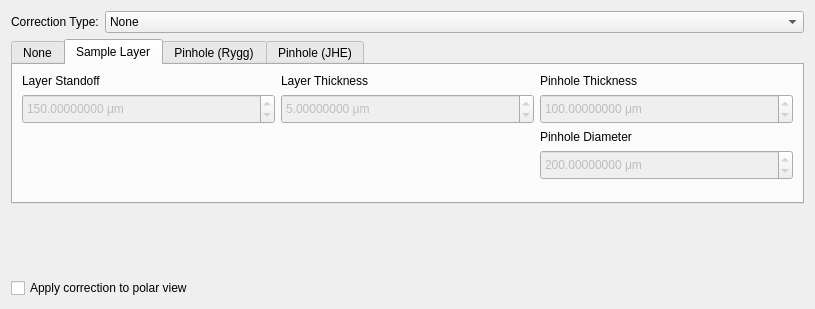
Above: hexrdgui/resources/ui/pinhole_correction_editor.ui from HEXRD/hexrdgui before the change. Below: the same form after it.
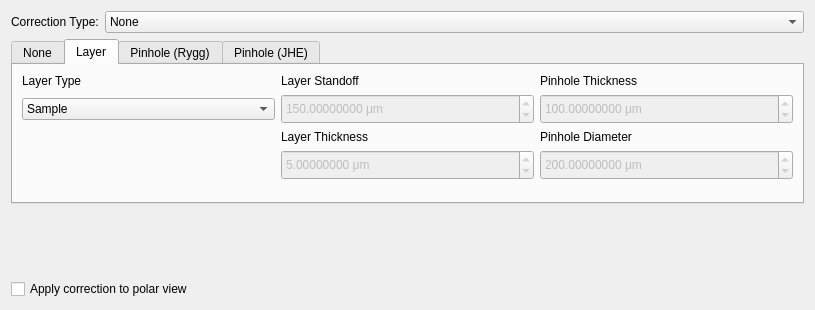
That is the form after the change. The open tabs and pages were chosen to show the change. Custom widgets are drawn as their Qt base class.

Commit message: Add new layers to physics package

```diff
--- a/hexrdgui/resources/ui/pinhole_correction_editor.ui
+++ b/hexrdgui/resources/ui/pinhole_correction_editor.ui
@@ -7,7 +7,7 @@
     <x>0</x>
     <y>0</y>
     <width>815</width>
-    <height>309</height>
+    <height>310</height>
    </rect>
   </property>
   <property name="sizePolicy">
@@ -42,27 +42,27 @@
       </sizepolicy>
      </property>
      <property name="currentIndex">
-      <number>0</number>
+      <number>1</number>
      </property>
      <widget class="QWidget" name="none_tab">
       <attribute name="title">
        <string>None</string>
       </attribute>
      </widget>
-     <widget class="QWidget" name="sample_layer_tab">
+     <widget class="QWidget" name="layer_tab">
       <attribute name="title">
-       <string>Sample Layer</string>
+       <string>Layer</string>
       </attribute>
       <layout class="QGridLayout" name="gridLayout_4">
-       <item row="2" column="2">
-        <widget class="QLabel" name="label">
+       <item row="0" column="2">
+        <widget class="QLabel" name="layer_pinhole_thickness_label">
          <property name="text">
-          <string>Pinhole Diameter</string>
+          <string>Pinhole Thickness</string>
          </property>
         </widget>
        </item>
-       <item row="1" column="0">
-        <widget class="ScientificDoubleSpinBox" name="sample_layer_standoff">
+       <item row="3" column="2">
+        <widget class="ScientificDoubleSpinBox" name="layer_pinhole_diameter">
          <property name="enabled">
           <bool>false</bool>
          </property>
@@ -81,22 +81,19 @@
          <property name="decimals">
           <number>8</number>
          </property>
-         <property name="minimum">
-          <double>0.100000000000000</double>
-         </property>
          <property name="maximum">
-          <double>10000000.000000000000000</double>
+          <double>100000000.000000000000000</double>
          </property>
          <property name="singleStep">
           <double>0.010000000000000</double>
          </property>
          <property name="value">
-          <double>150.000000000000000</double>
+          <double>200.000000000000000</double>
          </property>
         </widget>
        </item>
-       <item row="1" column="2">
-        <widget class="ScientificDoubleSpinBox" name="sample_pinhole_thickness">
+       <item row="3" column="1">
+        <widget class="ScientificDoubleSpinBox" name="layer_thickness">
          <property name="enabled">
           <bool>false</bool>
          </property>
@@ -116,41 +113,7 @@
           <number>8</number>
          </property>
          <property name="minimum">
-          <double>0.100000000000000</double>
-         </property>
-         <property name="maximum">
-          <double>10000000.000000000000000</double>
-         </property>
-         <property name="singleStep">
-          <double>0.010000000000000</double>
-         </property>
-         <property name="value">
-          <double>100.000000000000000</double>
-         </property>
-        </widget>
-       </item>
-       <item row="1" column="1">
-        <widget class="ScientificDoubleSpinBox" name="sample_layer_thickness">
-         <property name="enabled">
-          <bool>false</bool>
-         </property>
-         <property name="minimumSize">
-          <size>
-           <width>0</width>
-           <height>30</height>
-          </size>
-         </property>
-         <property name="keyboardTracking">
-          <bool>false</bool>
-         </property>
-         <property name="suffix">
-          <string> μm</string>
-         </property>
-         <property name="decimals">
-          <number>8</number>
-         </property>
-         <property name="minimum">
-          <double>0.100000000000000</double>
+          <double>0.000000000000000</double>
          </property>
          <property name="maximum">
           <double>10000000.000000000000000</double>
@@ -163,29 +126,29 @@
          </property>
         </widget>
        </item>
-       <item row="0" column="0">
-        <widget class="QLabel" name="sample_layer_standoff_label">
-         <property name="text">
-          <string>Layer Standoff</string>
-         </property>
-        </widget>
-       </item>
-       <item row="0" column="1">
-        <widget class="QLabel" name="sample_layer_thickness_label">
+       <item row="2" column="1">
+        <widget class="QLabel" name="layer_thickness_label">
          <property name="text">
           <string>Layer Thickness</string>
          </property>
         </widget>
        </item>
-       <item row="0" column="2">
-        <widget class="QLabel" name="sample_pinhole_thickness_label">
+       <item row="0" column="0">
+        <widget class="QLabel" name="layer_type_label">
          <property name="text">
-          <string>Pinhole Thickness</string>
+          <string>Layer Type</string>
          </property>
         </widget>
        </item>
-       <item row="3" column="2">
-        <widget class="ScientificDoubleSpinBox" name="sample_pinhole_diameter">
+       <item row="2" column="2">
+        <widget class="QLabel" name="layer_pinhole_diameter_label">
+         <property name="text">
+          <string>Pinhole Diameter</string>
+         </property>
+        </widget>
+       </item>
+       <item row="1" column="2">
+        <widget class="ScientificDoubleSpinBox" name="layer_pinhole_thickness">
          <property name="enabled">
           <bool>false</bool>
          </property>
@@ -204,14 +167,83 @@
          <property name="decimals">
           <number>8</number>
          </property>
+         <property name="minimum">
+          <double>0.100000000000000</double>
+         </property>
          <property name="maximum">
-          <double>100000000.000000000000000</double>
+          <double>10000000.000000000000000</double>
          </property>
          <property name="singleStep">
           <double>0.010000000000000</double>
          </property>
          <property name="value">
-          <double>200.000000000000000</double>
+          <double>100.000000000000000</double>
+         </property>
+        </widget>
+       </item>
+       <item row="1" column="0">
+        <widget class="QComboBox" name="layer_type">
+         <property name="currentIndex">
+          <number>1</number>
+         </property>
+         <item>
+          <property name="text">
+           <string>Window</string>
+          </property>
+         </item>
+         <item>
+          <property name="text">
+           <string>Sample</string>
+          </property>
+         </item>
+         <item>
+          <property name="text">
+           <string>Pusher</string>
+          </property>
+         </item>
+         <item>
+          <property name="text">
+           <string>Heatshield</string>
+          </property>
+         </item>
+         <item>
+          <property name="text">
+           <string>Ablator</string>
+          </property>
+         </item>
+        </widget>
+       </item>
+       <item row="1" column="1">
+        <widget class="ScientificDoubleSpinBox" name="layer_standoff">
+         <property name="enabled">
+          <bool>false</bool>
+         </property>
+         <property name="minimumSize">
+          <size>
+           <width>0</width>
+           <height>30</height>
+          </size>
+         </property>
+         <property name="keyboardTracking">
+          <bool>false</bool>
+         </property>
+         <property name="suffix">
+          <string> μm</string>
+         </property>
+         <property name="decimals">
+          <number>8</number>
+         </property>
+         <property name="minimum">
+          <double>0.000000000000000</double>
+         </property>
+         <property name="maximum">
+          <double>10000000.000000000000000</double>
+         </property>
+         <property name="singleStep">
+          <double>0.010000000000000</double>
+         </property>
+         <property name="value">
+          <double>150.000000000000000</double>
          </property>
         </widget>
        </item>
@@ -228,6 +260,13 @@
          </property>
         </spacer>
        </item>
+       <item row="0" column="1">
+        <widget class="QLabel" name="layer_standoff_label">
+         <property name="text">
+          <string>Layer Standoff</string>
+         </property>
+        </widget>
+       </item>
       </layout>
      </widget>
      <widget class="QWidget" name="rygg_tab">
@@ -533,7 +572,7 @@
      </item>
      <item>
       <property name="text">
-       <string>Sample Layer</string>
+       <string>Layer</string>
       </property>
      </item>
      <item>
```
Left out of the diff: 6 changed lines with no effect on the pictures. The commit also changes 9 other files.
